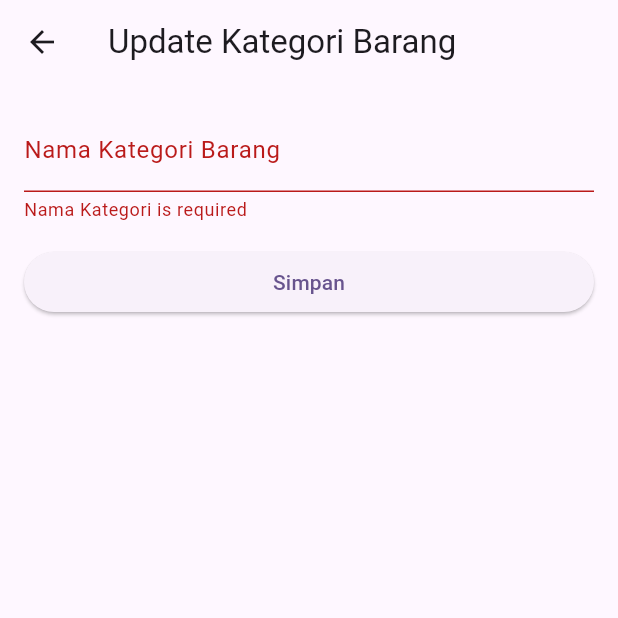
After one commit to prgtyfzh/exerciseapi_063, a Flutter app: the UpdateKategoriBarang screen opened directly, after a tap on "Simpan", on a phone screen of 412 x 824 dp, the top half of it. The commit adds this screen. Run offline on Flutter 3.47's test engine with Material 2 defaults, Android fonts, the phone set to English and light mode, and no system bars; network calls fail.

Commit message:
membuat class update_kategori_barang

```diff
--- a/lib/controller/kategori_barang_controller.dart
+++ b/lib/controller/kategori_barang_controller.dart
@@ -33,4 +33,6 @@ class KategoriBarangController {
       throw Exception('Gagal manambahkan data kategori barang');
     }
   }
+
+  updateKategoriBarang(KategoriBarangModel kategoriBarang) {}
 }
--- a/lib/model/kategori_barang_model.dart
+++ b/lib/model/kategori_barang_model.dart
@@ -1,7 +1,7 @@
 import 'dart:convert';
 
 class KategoriBarangModel {
-  final String nama;
+  late final String nama;
   KategoriBarangModel({
     required this.nama,
   });
--- /dev/null
+++ b/lib/view/update_kategori_barang.dart
@@ -0,0 +1,77 @@
+import 'package:flutter/material.dart';
+
+import '../controller/kategori_barang_controller.dart';
+import '../model/kategori_barang_model.dart';
+import 'kategori_barang.dart';
+
+class UpdateKategoriBarang extends StatefulWidget {
+  const UpdateKategoriBarang({super.key});
+
+  get nama => null;
+
+  @override
+  State<UpdateKategoriBarang> createState() => _UpdateKategoriBarangState();
+}
+
+class _UpdateKategoriBarangState extends State<UpdateKategoriBarang> {
+  final kategoriBarangController = KategoriBarangController();
+  late String nama;
+
+  void updateKategoriBarang() async {
+    KategoriBarangModel kategoriBarang = KategoriBarangModel(nama: nama!);
+    await kategoriBarangController.updateKategoriBarang(kategoriBarang);
+  }
+
+  @override
+  Widget build(BuildContext context) {
+    var formkey = GlobalKey<FormState>();
+    return Scaffold(
+      appBar: AppBar(
+        title: const Text('Update Kategori Barang'),
+      ),
+      body: Form(
+        key: formkey,
+        child: ListView(
+          padding: const EdgeInsets.all(16.0),
+          children: [
+            TextFormField(
+              controller: TextEditingController(text: widget.nama),
+              decoration: const InputDecoration(
+                hintText: 'Update Kategori Barang',
+                labelText: 'Nama Kategori Barang',
+              ),
+              onChanged: (value) {
+                nama = value;
+              },
+              validator: (value) {
+                if (value == null || value.isEmpty) {
+                  return 'Nama Kategori is required';
+                }
+                return null;
+              },
+            ),
+            const SizedBox(height: 16.0),
+            ElevatedButton(
+              onPressed: () {
+                if (formkey.currentState!.validate()) {
+                  formkey.currentState!.save();
+                  updateKategoriBarang();
+
+                  Navigator.pushReplacement(
+                      context,
+                      MaterialPageRoute(
+                          builder: (context) => const KategoriBarang()));
+
+                  var snackBar =
+                      const SnackBar(content: Text('Data Berhasil Disimpan'));
+                  ScaffoldMessenger.of(context).showSnackBar(snackBar);
+                }
+              },
+              child: const Text('Simpan'),
+            ),
+          ],
+        ),
+      ),
+    );
+  }
+}
--- a/pubspec.yaml
+++ b/pubspec.yaml
@@ -2,7 +2,7 @@ name: apipoke
 description: A new Flutter project.
 # The following line prevents the package from being accidentally published to
 # pub.dev using `flutter pub publish`. This is preferred for private packages.
-publish_to: 'none' # Remove this line if you wish to publish to pub.dev
+publish_to: "none" # Remove this line if you wish to publish to pub.dev
 
 # The following defines the version and build number for your application.
 # A version number is three numbers separated by dots, like 1.2.43
@@ -19,7 +19,7 @@ publish_to: 'none' # Remove this line if you wish to publish to pub.dev
 version: 1.0.0+1
 
 environment:
-  sdk: '>=3.0.0 <4.0.0'
+  sdk: ">=3.0.0 <4.0.0"
 
 # Dependencies specify other packages that your package needs in order to work.
 # To automatically upgrade your package dependencies to the latest versions
@@ -30,7 +30,6 @@ environment:
 dependencies:
   flutter:
     sdk: flutter
-
 
   # The following adds the Cupertino Icons font to your application.
   # Use with the CupertinoIcons class for iOS style icons.
@@ -53,7 +52,6 @@ dev_dependencies:
 
 # The following section is specific to Flutter packages.
 flutter:
-
   # The following line ensures that the Material Icons font is
   # included with your application, so that you can use the icons in
   # the material Icons class.
```
Also changed, not shown: lib/main.dart (+1 -104 lines), lib/view/kategori_barang.dart (+7 -1 lines).
